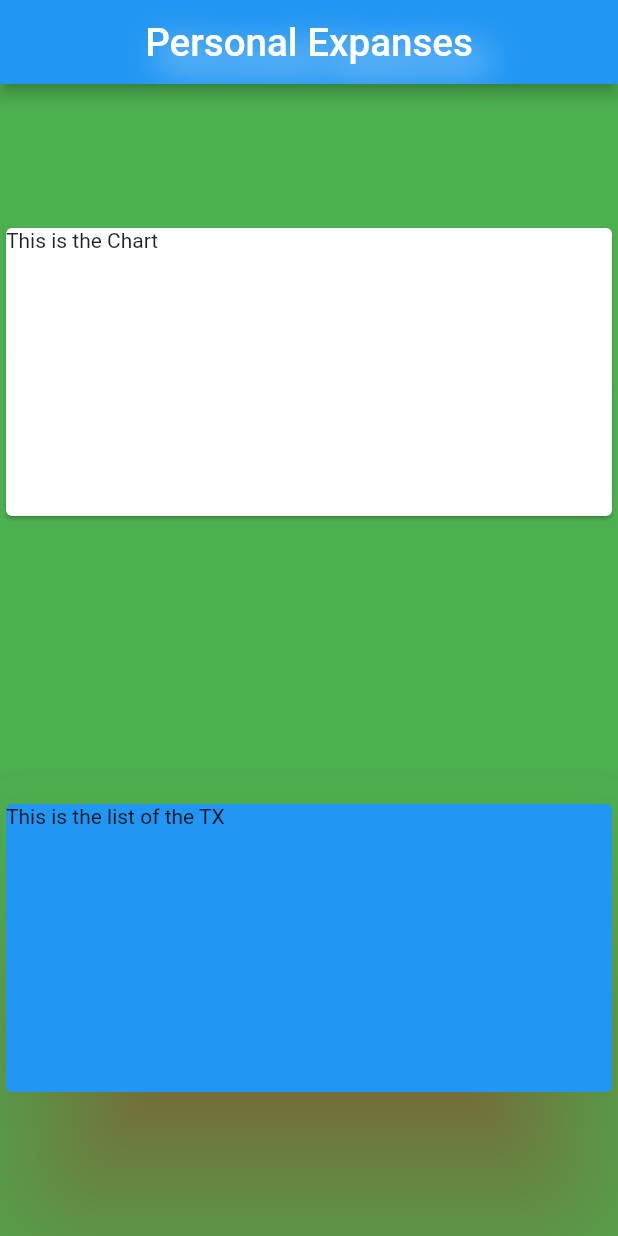
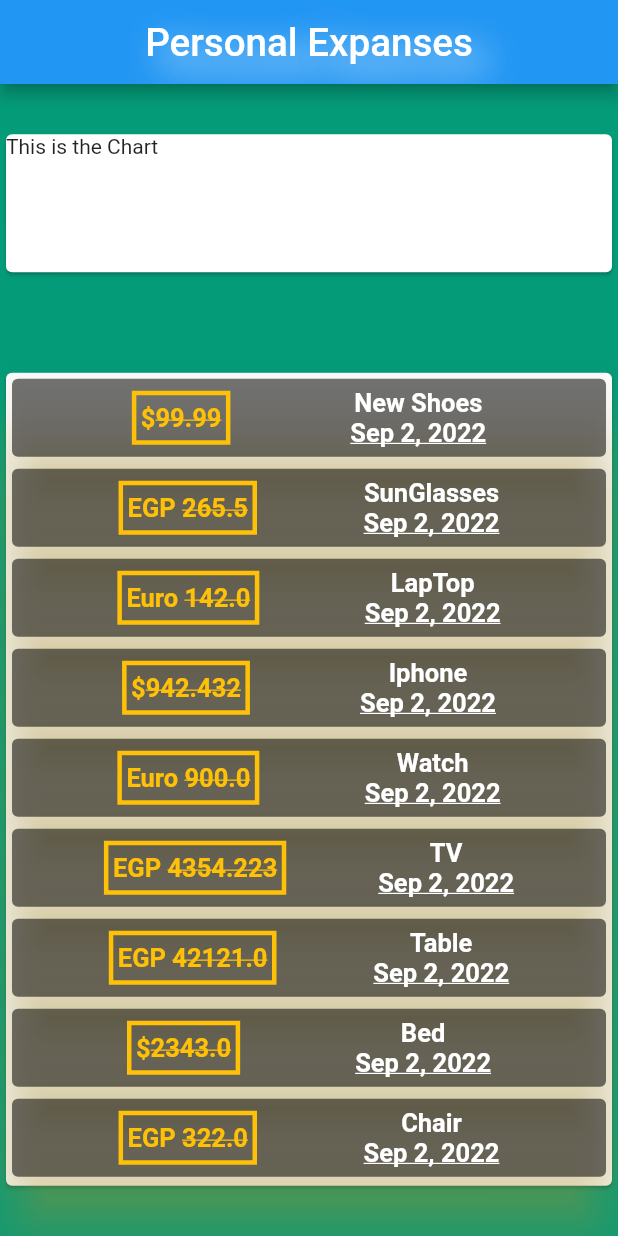
Before and after one commit to abdelazizSalah/LearningDartAndFlutter, a Flutter app: the screen it shows after launch, on a phone screen of 412 x 824 dp. Run offline on Flutter 3.47's test engine with Material 2 defaults, Android fonts, the light colour scheme and no system bars.

Commit message:
adding intl depend, formating the tx cards

```diff
--- /dev/null
+++ b/presonal_expanses_app/lib/Transaction.dart
@@ -0,0 +1,20 @@
+// this is the file which contains the decoration @required <-
+import 'package:flutter/foundation.dart';
+
+class Transactoin {
+  final String id;
+  final String title;
+  final double amount;
+  final String currancy;
+  final DateTime date;
+
+  /// required means that this parameter must take a value during the initialization
+  /// when we use it with final keyword
+  Transactoin({
+    required this.id,
+    required this.title,
+    required this.amount,
+    required this.currancy,
+    required this.date,
+  });
+}
--- a/presonal_expanses_app/lib/main.dart
+++ b/presonal_expanses_app/lib/main.dart
@@ -1,6 +1,6 @@
-import 'dart:async';
-
 import 'package:flutter/material.dart';
+import './Transaction.dart';
+import 'package:intl/intl.dart';
 
 void main() {
   runApp(PersonalExpanses());
@@ -17,6 +17,63 @@ class PersonalExpanses extends StatelessWidget {
 }
 
 class FirstPage extends StatelessWidget {
+  List<Transactoin> transactions = [
+    Transactoin(
+        id: "t1",
+        title: "New Shoes",
+        amount: 99.99,
+        currancy: '\$',
+        date: DateTime.now()),
+    Transactoin(
+        id: "t2",
+        title: "SunGlasses",
+        amount: 265.50,
+        currancy: 'EGP ',
+        date: DateTime.now()),
+    Transactoin(
+        id: "t3",
+        title: "LapTop",
+        amount: 142,
+        currancy: 'Euro ',
+        date: DateTime.now()),
+    Transactoin(
+        id: "t4",
+        title: "Iphone",
+        amount: 942.432,
+        currancy: '\$',
+        date: DateTime.now()),
+    Transactoin(
+        id: "t5",
+        title: "Watch",
+        amount: 900,
+        currancy: 'Euro ',
+        date: DateTime.now()),
+    Transactoin(
+        id: "t6",
+        title: "TV",
+        amount: 4354.223,
+        currancy: 'EGP ',
+        date: DateTime.now()),
+    Transactoin(
+        id: "t7",
+        title: "Table",
+        amount: 42121,
+        currancy: 'EGP ',
+        date: DateTime.now()),
+    Transactoin(
+        id: "t8",
+        title: "Bed",
+        amount: 2343,
+        currancy: '\$',
+        date: DateTime.now()),
+    Transactoin(
+        id: "t8",
+        title: "Chair",
+        amount: 322,
+        currancy: 'EGP ',
+        date: DateTime.now())
+  ];
+
   @override
   Widget build(BuildContext context) {
     return Scaffold(
@@ -32,7 +89,7 @@ class FirstPage extends StatelessWidget {
       body: Container(
         height: double.infinity,
         width: double.infinity,
-        color: Colors.green,
+        color: Color.fromARGB(255, 4, 155, 120),
         child: Column(
             mainAxisAlignment: MainAxisAlignment.spaceAround,
             crossAxisAlignment: CrossAxisAlignment.stretch,
@@ -41,10 +98,9 @@ class FirstPage extends StatelessWidget {
             children: [
               Container(
                 // alignment: Alignment.topCenter,
-                height: 200,
+                height: 100,
                 width: 300,
                 child: Card(
-                  surfaceTintColor: Colors.red,
                   borderOnForeground: true,
                   child: Text("This is the Chart"),
                   clipBehavior: Clip.antiAlias,
@@ -52,13 +108,87 @@ class FirstPage extends StatelessWidget {
               ),
               Container(
                 width: 300,
-                height: 200,
+                height: 550,
                 child: Card(
-                  child: Text("This is the list of the TX "),
-                  color: Colors.blue,
-                  shadowColor: Colors.red,
-                  surfaceTintColor: Colors.red,
-                  elevation: 50,
+                  child: Column(children: [
+                    //now we need to use the map function in order to return a list of cards
+                    ...(transactions as List<Transactoin>).map((trans) {
+                      return Container(
+                        height: 60,
+                        child: Card(
+                          elevation: 20,
+                          shadowColor: Colors.amberAccent,
+                          color: Colors.black54,
+                          child: Row(
+                              mainAxisAlignment: MainAxisAlignment.spaceEvenly,
+                              children: [
+                                Container(
+                                  padding: EdgeInsets.symmetric(
+                                      vertical: 5, horizontal: 3),
+                                  decoration: BoxDecoration(
+                                      border: Border.all(
+                                          style: BorderStyle.solid,
+                                          color: Colors.amber,
+                                          width: 3)),
+                                  child: Row(children: [
+                                    Text(
+                                      trans.currancy,
+                                      style: TextStyle(
+                                          color: Colors.amber,
+                                          fontWeight: FontWeight.bold,
+                                          fontSize: 17),
+                                    ),
+                                    Text(
+                                      "${trans.amount}",
+                                      style: TextStyle(
+                                          decoration:
+                                              TextDecoration.lineThrough,
+                                          color: Colors.amber,
+                                          fontWeight: FontWeight.bold,
+                                          fontSize: 17),
+                                    )
+                                  ]),
+                                ),
+                                Column(
+                                  mainAxisAlignment: MainAxisAlignment.center,
+                                  children: [
+                                    Container(
+                                      child: Text(
+                                        trans.title,
+                                        // textAlign: TextAlign.center,
+                                        style: TextStyle(
+                                            // backgroundColor: Colors.white,
+                                            color: Colors.white,
+                                            fontWeight: FontWeight.bold,
+                                            fontSize: 17),
+                                      ),
+                                    ),
+                                    Container(
+                                      child: Text(
+                                        // textAlign: TextAlign.center,
+                                        //this is the normal way or the manual one
+                                        // "${trans.date.day.toString() + "/" + trans.date.month.toString() + "/" + trans.date.year.toString()} ",
+                                        //while this is the automatic version using the intl package :)
+                                        // there is a difference between small letters and capitals
+                                        // see the documentations at https://pub.dev/documentation/intl/latest/
+                                        // DateFormat('dd/MM/yyyy')
+                                        //     .format(trans.date),
+                                        DateFormat.yMMMd().format(trans.date),
+                                        style: TextStyle(
+                                            decoration:
+                                                TextDecoration.underline,
+                                            color: Colors.white,
+                                            fontWeight: FontWeight.bold,
+                                            fontSize: 17),
+                                      ),
+                                    )
+                                  ],
+                                ),
+                              ]),
+                        ),
+                      );
+                    }).toList(),
+                  ]),
                 ),
               )
             ]),
--- a/presonal_expanses_app/pubspec.yaml
+++ b/presonal_expanses_app/pubspec.yaml
@@ -29,7 +29,7 @@ environment:
 dependencies:
   flutter:
     sdk: flutter
-
+  intl: ^0.17.0
 
   # The following adds the Cupertino Icons font to your application.
   # Use with the CupertinoIcons class for iOS style icons.
```
Also changed, not shown: presonal_expanses_app/images/DateFormate.jpeg (added), presonal_expanses_app/pubspec.lock.
